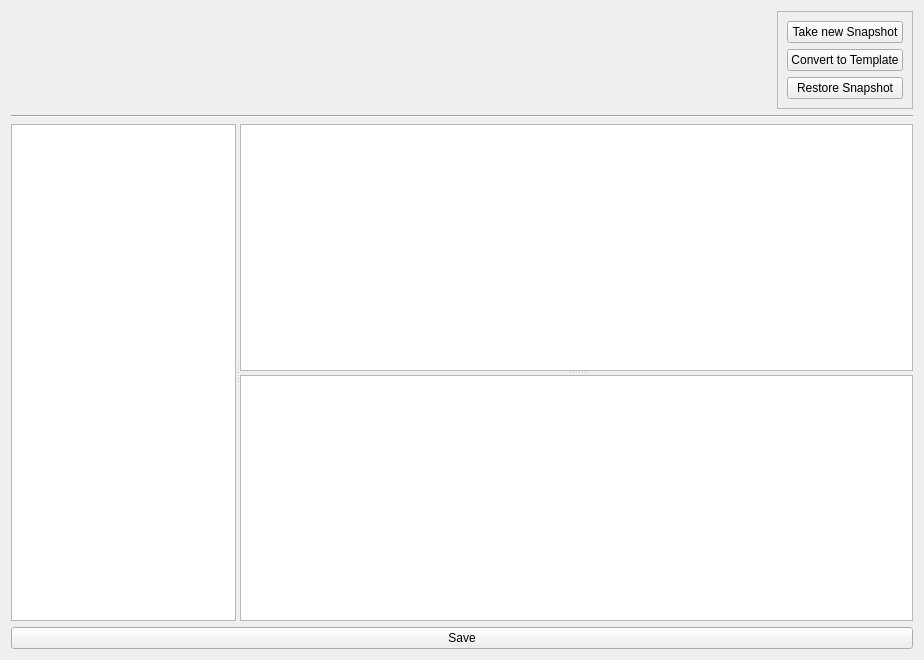
The window that superscore/ui/nestable_page.ui (pcdshub/superscore) describes before a commit, drawn with Qt 5.
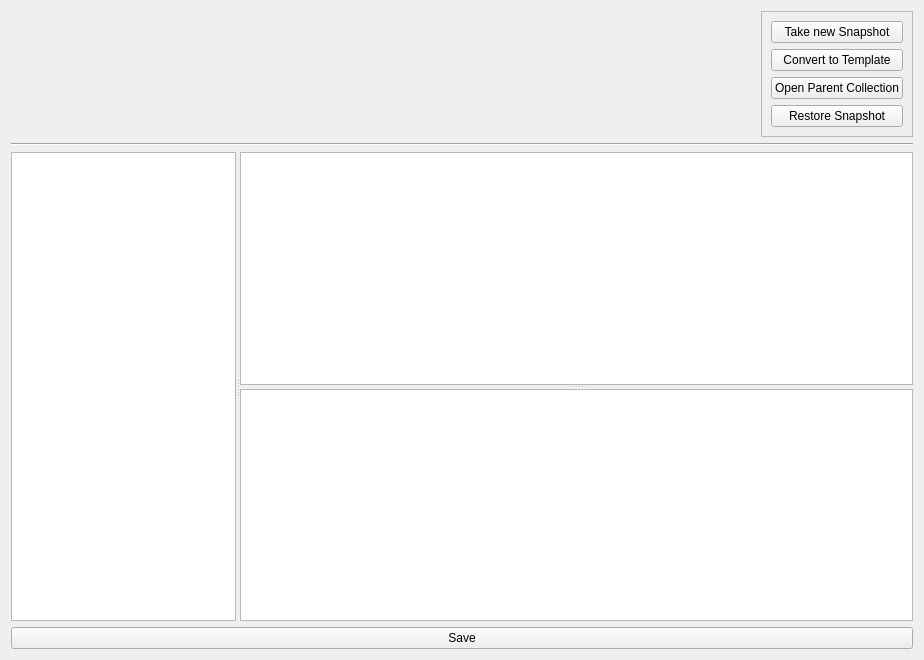
The same window after the commit. Custom widgets are drawn as their Qt base class.

Commit message: ENH/MNT: add open parent collection button to nestable page, enable save button based on validation status

```diff
--- a/superscore/ui/nestable_page.ui
+++ b/superscore/ui/nestable_page.ui
@@ -49,6 +49,13 @@
           </property>
          </widget>
         </item>
+        <item>
+         <widget class="QPushButton" name="open_origin_button">
+          <property name="text">
+           <string>Open Parent Collection</string>
+          </property>
+         </widget>
+        </item>
         <item>
          <widget class="QPushButton" name="restore_button">
           <property name="text">
```
The commit also changes 1 other file.
